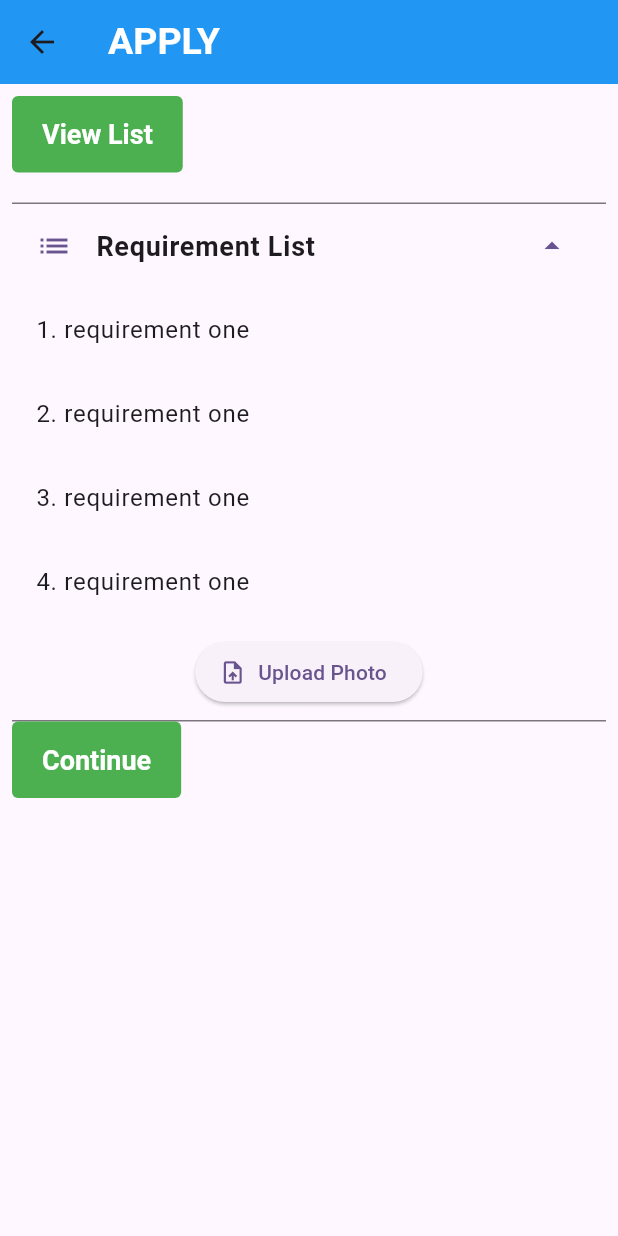
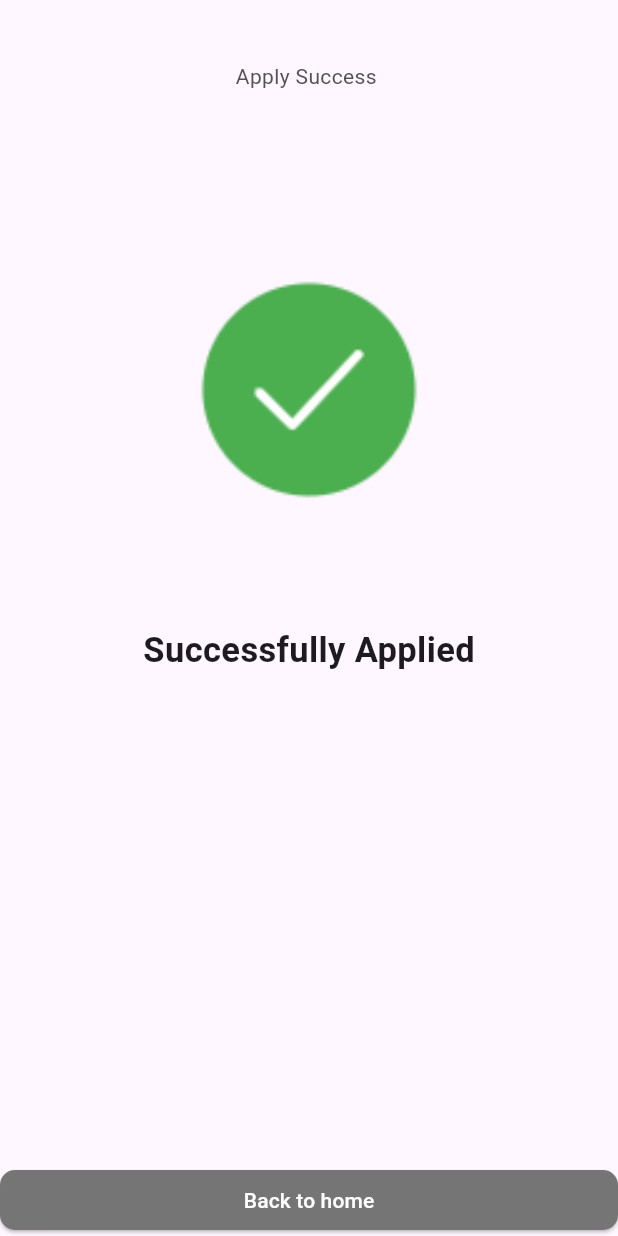
Before and after one commit to nabin379/fyp-project, a Flutter app: the ApplyPage screen opened directly, after a tap on "Requirement List", after a tap on "Continue", on a phone screen of 412 x 824 dp. Run offline on Flutter 3.47's test engine with Material 3 defaults, Android fonts, the phone set to English and light mode, and no system bars; our stand-ins replace fluttertoast, image_picker; accounts and stored records are empty.

Commit message:
made published page

```diff
--- a/lib/main.dart
+++ b/lib/main.dart
@@ -3,6 +3,8 @@ import 'package:cem/core/network/http_service.dart';
 import 'package:cem/screen/app_screen/screen/auth/providers/login_provider.dart';
 import 'package:cem/screen/app_screen/screen/auth/repository/auth_repository.dart';
 import 'package:cem/screen/mobile/Pages/home/ui/homepage.dart';
+import 'package:cem/screen/mobile/Pages/publishedBids/publishedBids.dart';
+import 'package:cem/screen/mobile/Pages/publishedBids/sucess_apply.dart';
 import 'package:cem/screen/mobile/provider/applypage_provider.dart';
 import 'package:cem/screen/mobile/provider/imageprovider.dart';
 import 'package:cem/screen/mobile/provider/viewpage_provider.dart';
@@ -48,9 +50,6 @@ class MyApp extends StatelessWidget {
         ChangeNotifierProvider(create: (context) => DropdownProvider()),
         ChangeNotifierProvider(create: (context) => ImageProviderClass()),
         ChangeNotifierProvider(create: (context) => SwitchProvider()),
-
-
-
       ],
       child: MaterialApp(
         debugShowCheckedModeBanner: false,
@@ -60,12 +59,14 @@ class MyApp extends StatelessWidget {
           useMaterial3: true,
         ),
 
-       home: const WebWalkThrough(),
+       home:
+       //SuccessApply() //PublishedBidMobile()
+       // const WebWalkThrough(),
        //home: AdminManagement(),
 
 
 
-      //  home: const Homepage(),
+       const Homepage(),
       ),
     );
   }
--- a/lib/screen/mobile/Pages/home/ui/hometab.dart
+++ b/lib/screen/mobile/Pages/home/ui/hometab.dart
@@ -28,14 +28,14 @@ class Hometab extends StatelessWidget {
       case 2:
         Navigator.push(
           context,
-          MaterialPageRoute(builder: (context) => const TenderOpened()),
+          MaterialPageRoute(builder: (context) => const PublishedBidMobile()),
         );
         break;
 
       default:
         Navigator.push(
           context,
-          MaterialPageRoute(builder: (context) => const TenderOpened()),
+          MaterialPageRoute(builder: (context) => const PublishedBidMobile()),
         );
 
       // Add more cases for other indices and screens
--- a/lib/screen/mobile/Pages/publishedBids/apply_page.dart
+++ b/lib/screen/mobile/Pages/publishedBids/apply_page.dart
@@ -1,3 +1,4 @@
+import 'package:cem/screen/mobile/Pages/publishedBids/sucess_apply.dart';
 import 'package:cem/screen/mobile/Pages/publishedBids/view_page.dart';
 import 'package:cem/screen/mobile/provider/applypage_provider.dart';
 import 'package:cem/screen/mobile/provider/imageprovider.dart';
@@ -10,7 +11,7 @@ class ApplyPage extends StatelessWidget {
   @override
   Widget build(BuildContext context) {
     final imageProvider = Provider.of<ImageProviderClass>(context);
-    // Fetch data on first build (you can replace this with actual API call later)
+
     Future.microtask(() {
       if (Provider.of<DropdownProvider>(context, listen: false)
           .requirements
@@ -28,9 +29,10 @@ class ApplyPage extends StatelessWidget {
         ),
         backgroundColor: Colors.blue,
       ),
-      body: Padding(
+      body: Stack(
+        children: [
+          Padding(
             padding: const EdgeInsets.all(8.0),
-        child: SingleChildScrollView(
             child: Column(
               crossAxisAlignment: CrossAxisAlignment.start,
               children: [
@@ -38,32 +40,30 @@ class ApplyPage extends StatelessWidget {
                   onPressed: () {
                     Navigator.push(
                       context,
-                      MaterialPageRoute(builder: (context) => const ViewPage()),
+                      MaterialPageRoute(
+                          builder: (context) => const ViewPage()),
                     );
                   },
                   style: TextButton.styleFrom(
-                    foregroundColor: Colors.white, // Text color
-                    backgroundColor: Colors.green, // Button background color
+                    foregroundColor: Colors.white,
+                    backgroundColor: Colors.grey,
                     padding: const EdgeInsets.symmetric(
-                        horizontal: 20, vertical: 15), // Padding inside button
+                        horizontal: 20, vertical: 15),
                     textStyle: const TextStyle(
-                        fontSize: 18,
-                        fontWeight: FontWeight.bold), // Text styling
+                        fontSize: 18, fontWeight: FontWeight.bold),
                     shape: RoundedRectangleBorder(
-                      borderRadius: BorderRadius.circular(4), // Rounded corners
+                      borderRadius: BorderRadius.circular(4),
                     ),
                   ),
-                  child: const Text("View List")),
-              const SizedBox(
-                height: 20,
+                  child: const Text("View List"),
                 ),
-              Consumer<DropdownProvider>(
+                const SizedBox(height: 20),
+
+                Expanded(
+                  child: SingleChildScrollView(
+                    child: Consumer<DropdownProvider>(
                       builder: (context, dropdownProvider, child) {
-                  return Column(
-                    crossAxisAlignment: CrossAxisAlignment.start,
-                    children: [
-                      // ExpansionTile to show and hide the requirements
-                      ExpansionTile(
+                        return ExpansionTile(
                           title: const Text(
                             "Requirement List",
                             style: TextStyle(
@@ -72,48 +72,36 @@ class ApplyPage extends StatelessWidget {
                           leading: const Icon(Icons.list),
                           trailing: Icon(
                             dropdownProvider.isExpanded
-                              ? Icons.arrow_drop_up // Show up arrow if expanded
-                              : Icons
-                                  .arrow_drop_down, // Show down arrow if collapsed
+                                ? Icons.arrow_drop_up
+                                : Icons.arrow_drop_down,
                           ),
                           onExpansionChanged: (expanded) {
-                          // Fetch the data when the ExpansionTile is expanded
                             if (expanded && dropdownProvider.requirements.isEmpty) {
                               dropdownProvider.fetchData();
                             }
-                          dropdownProvider
-                              .toggleDropdown(); // Toggle the dropdown expansion state
+                            dropdownProvider.toggleDropdown();
                           },
                           children: dropdownProvider.isLoading
                               ? [
-                                const Center(
-                                    child:
-                                        CircularProgressIndicator()), // Show loading indicator
+                                  const Center(child: CircularProgressIndicator()),
                                 ]
                               : dropdownProvider.requirements.isEmpty
                                   ? [
                                       const Center(
-                                        child:
-                                            Text("No requirements available.")),
+                                          child: Text("No requirements available.")),
                                     ]
                                   : [
-                                    ...dropdownProvider.requirements.map((item) {
-                                      return ListTile(
-                                        title: Text(item),
-                                      );
-                                    }),
-                                    // Upload Photo Button at the bottom
+                                      ...dropdownProvider.requirements
+                                          .map((item) => ListTile(title: Text(item))),
                                       Padding(
                                         padding: const EdgeInsets.all(8.0),
                                         child: ElevatedButton.icon(
-                                        onPressed: () => imageProvider
-                                            .pickAndUploadImage(context),
+                                          onPressed: () =>
+                                              imageProvider.pickAndUploadImage(context),
                                           icon: const Icon(Icons.upload_file),
                                           label: const Text("Upload Photo"),
                                         ),
                                       ),
-
-                                    // Display Selected Image
                                       if (imageProvider.imageFile != null)
                                         Padding(
                                           padding: const EdgeInsets.all(8.0),
@@ -124,29 +112,50 @@ class ApplyPage extends StatelessWidget {
                                           ),
                                         ),
                                     ],
+                        );
+                      },
+                    ),
+                  ),
+                ),
+              ],
+            ),
           ),
 
-                      TextButton(
-                          onPressed: () {},
+
+          Positioned(
+            bottom: 0,
+            left: 0,
+            right: 0,
+            child: Container(
+              width: double.infinity,
+              color: Colors.white,
+              padding: const EdgeInsets.all(8.0),
+              child: SizedBox(
+                height: 50,
+                child: TextButton(
+                  onPressed: () {
+                      Navigator.push(
+                      context,
+                      MaterialPageRoute(
+                          builder: (context) => const SuccessApply()),
+                    );
+                  },
                   style: TextButton.styleFrom(
                     foregroundColor: Colors.white,
-                            backgroundColor: Colors.green,
-                            padding: const EdgeInsets.symmetric(
-                                horizontal: 20, vertical: 15),
+                    backgroundColor: Colors.blue,
+                    padding: const EdgeInsets.symmetric(horizontal: 20, vertical: 15),
                     textStyle: const TextStyle(
                         fontSize: 18, fontWeight: FontWeight.bold),
                     shape: RoundedRectangleBorder(
                       borderRadius: BorderRadius.circular(4),
                     ),
                   ),
-                          child: const Text("Continue")),
-                    ],
-                  );
-                },
-              )
-            ],
+                  child: const Text("Continue"),
                 ),
               ),
+            ),
+          ),
+        ],
       ),
     );
   }
--- /dev/null
+++ b/lib/screen/mobile/Pages/publishedBids/sucess_apply.dart
@@ -0,0 +1,74 @@
+import 'package:cem/screen/mobile/Pages/home/ui/homepage.dart';
+import 'package:flutter/material.dart';
+
+class SuccessApply extends StatefulWidget {
+  const SuccessApply({super.key});
+
+  @override
+  State<SuccessApply> createState() => _SuccessApplyState();
+}
+
+class _SuccessApplyState extends State<SuccessApply> {
+
+
+  @override
+  Widget build(BuildContext context) {
+  final screenSize = MediaQuery.of(context).size;
+  final screenWidth = screenSize.width;
+  final screenHeight = screenSize.height;
+    return Scaffold(
+      body: Column(
+        mainAxisAlignment: MainAxisAlignment.spaceBetween,
+        children: [
+          Column(
+           children: [
+              SizedBox(
+               height: screenHeight*0.05
+             ),
+             Text('Apply Success ',style: TextStyle(fontSize: 14, color: Color.fromARGB(255, 83, 82, 82)),),
+             SizedBox(height: screenHeight*0.15),
+             Container(
+               height: 150,
+               width: 150,
+               decoration: BoxDecoration(
+               // color: Colors.red,
+
+                 image: DecorationImage(
+                   fit: BoxFit.cover,
+                   image:AssetImage("assets/images/checkmarkgreen.png",))
+               ),
+               ),   //ERROR
+              SizedBox(height: screenHeight*0.1,),
+             Text("Successfully Applied",style: TextStyle(fontSize:23,fontWeight: FontWeight.bold ),),
+
+              SizedBox(height: screenHeight*0.2,),
+
+
+           ],
+          ),
+           ElevatedButton(
+                   onPressed: (){
+                   Navigator.pushAndRemoveUntil(
+  context,
+  MaterialPageRoute(builder: (context) => const Homepage()),
+  (route) => false, // Removes all previous routes
+);
+                   },
+
+                   style: ElevatedButton.styleFrom(
+                     backgroundColor: Colors.grey[600],
+                     shape: RoundedRectangleBorder(
+                       borderRadius: BorderRadius.circular(10)
+                     )
+                   ),
+                    child: Container(
+
+                     width: double.maxFinite,
+                     child: const Center(child: Text('Back to home' , style: TextStyle(color: Colors.white),))),
+                   ),
+
+        ],
+      ),
+    );
+  }
+}
--- a/lib/screen/mobile/provider/applypage_provider.dart
+++ b/lib/screen/mobile/provider/applypage_provider.dart
@@ -24,7 +24,7 @@ class DropdownProvider extends ChangeNotifier {
 
     // Simulated data (replace this with API response)
     _requirements = [
-      "1. requirement one",
+      "1. requirement one ",
       "2. requirement one ",
       "3. requirement one",
       "4. requirement one",
```
Also changed, not shown: lib/screen/mobile/Pages/publishedBids/publishedBids.dart (+106 -59 lines), lib/screen/mobile/provider/auth_provider.dart (added, +56 -0 lines), assets/images/checkmarkgreen.png (added), lib/model/datamodel.dart (added). Lines whose indentation alone changed are shown as unchanged.
